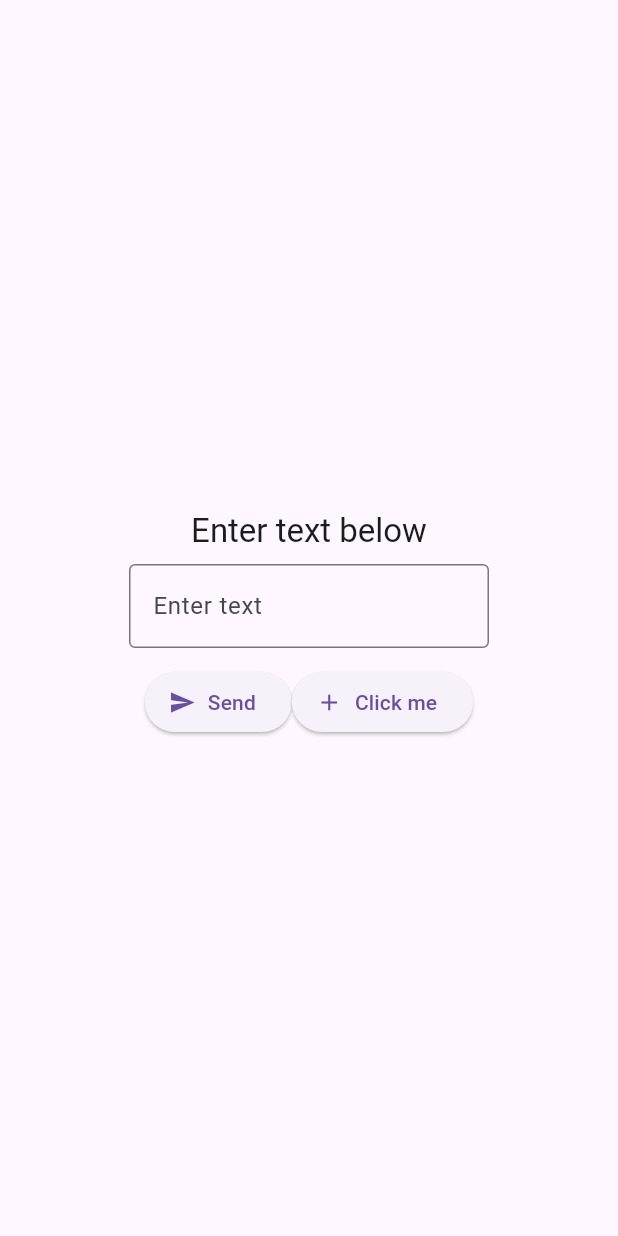
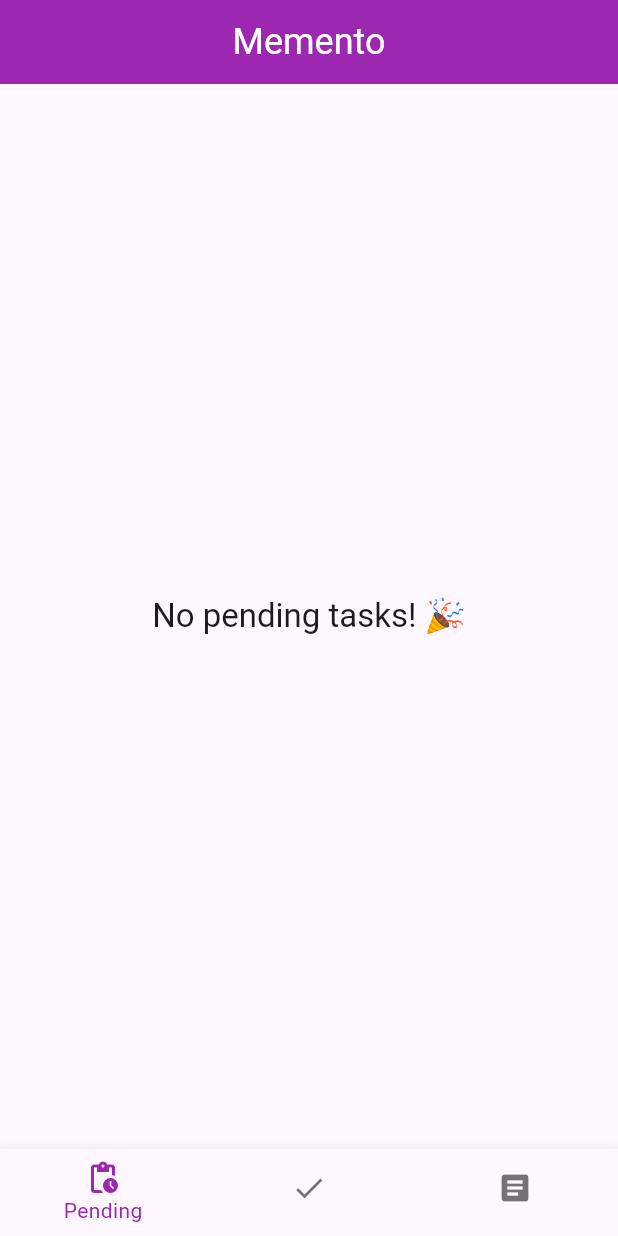
Before and after one commit to jfletcher20/Memento, a Flutter app: the screen it shows after launch, on a phone screen of 412 x 824 dp. Run offline on Flutter 3.47's test engine with Material 3 defaults, Android fonts, the phone set to English and light mode, and no system bars.

Commit message:
Implemeneted tab view navigation.

```diff
--- /dev/null
+++ b/Memento-flutter/memento/lib/data/d_theme_data.dart
@@ -0,0 +1,19 @@
+import 'package:flutter/material.dart';
+
+abstract class ThemeManager {
+  static ThemeData get themeData {
+    return ThemeData.light(useMaterial3: true).copyWith(
+      colorScheme: ColorScheme.fromSwatch(
+        primarySwatch: Colors.purple,
+        accentColor: Colors.orange,
+        brightness: Brightness.light,
+      ),
+      appBarTheme: const AppBarTheme(
+        backgroundColor: Colors.purple,
+        foregroundColor: Colors.white,
+        titleTextStyle: TextStyle(fontSize: 24),
+        centerTitle: true,
+      ),
+    );
+  }
+}
--- a/Memento-flutter/memento/lib/home_page.dart
+++ /dev/null
@@ -1,80 +0,0 @@
-import 'package:flutter/material.dart';
-import 'package:fluttertoast/fluttertoast.dart';
-import 'package:memento/second_page.dart';
-
-class Homepage extends StatefulWidget {
-  const Homepage({super.key});
-
-  @override
-  State<Homepage> createState() => _HomepageState();
-}
-
-class _HomepageState extends State<Homepage> {
-  final textController = TextEditingController();
-  int counter = 0;
-
-  @override
-  Widget build(BuildContext context) {
-    return Scaffold(
-      body: Center(
-        child: SingleChildScrollView(
-          child: Padding(
-            padding: const EdgeInsets.all(12.0),
-            child: Column(
-              children: [
-                Padding(
-                  padding: const EdgeInsets.all(8.0),
-                  child: Text("Enter text below", style: Theme.of(context).textTheme.titleLarge),
-                ),
-                SizedBox(
-                  width: 240,
-                  child: TextField(
-                    controller: textController,
-                    decoration: const InputDecoration(
-                      border: OutlineInputBorder(),
-                      labelText: "Enter text",
-                    ),
-                  ),
-                ),
-                Padding(
-                  padding: const EdgeInsets.only(top: 12.0),
-                  child: Wrap(children: [
-                    ElevatedButton.icon(
-                      icon: const Icon(Icons.send),
-                      label: const Text("Send"),
-                      onPressed: () {
-                        Navigator.push(
-                          context,
-                          MaterialPageRoute(
-                            builder: (context) => SecondPage(text: textController.text),
-                          ),
-                        );
-                      },
-                    ),
-                    ElevatedButton.icon(
-                      icon: const Icon(Icons.add),
-                      label: const Text("Click me"),
-                      onPressed: () {
-                        counter++;
-                        Fluttertoast.cancel();
-                        Fluttertoast.showToast(
-                          msg: "Button clicked $counter times",
-                          toastLength: Toast.LENGTH_SHORT,
-                          gravity: ToastGravity.BOTTOM,
-                          timeInSecForIosWeb: 1,
-                          backgroundColor: Colors.red,
-                          textColor: Colors.white,
-                          fontSize: 16.0,
-                        );
-                      },
-                    ),
-                  ]),
-                )
-              ],
-            ),
-          ),
-        ),
-      ),
-    );
-  }
-}
--- a/Memento-flutter/memento/lib/main.dart
+++ b/Memento-flutter/memento/lib/main.dart
@@ -1,5 +1,6 @@
 import 'package:flutter/material.dart';
-import 'package:memento/home_page.dart';
+import 'package:memento/data/d_theme_data.dart';
+import 'package:memento/presentation/home_page.dart';
 
 void main() {
   runApp(const MainApp());
@@ -10,9 +11,10 @@ class MainApp extends StatelessWidget {
 
   @override
   Widget build(BuildContext context) {
-    return const MaterialApp(
+    return MaterialApp(
       debugShowCheckedModeBanner: false,
-      home: Homepage(),
+      theme: ThemeManager.themeData,
+      home: const Homepage(),
     );
   }
 }
--- /dev/null
+++ b/Memento-flutter/memento/lib/presentation/home_page.dart
@@ -0,0 +1,50 @@
+import 'package:flutter/material.dart';
+import 'package:memento/presentation/tabs/s_completed_tasks.dart';
+import 'package:memento/presentation/tabs/s_news_screen.dart';
+import 'package:memento/presentation/tabs/s_pending_tasks.dart';
+
+class Homepage extends StatefulWidget {
+  const Homepage({super.key});
+
+  @override
+  State<Homepage> createState() => _HomepageState();
+}
+
+class _HomepageState extends State<Homepage> with SingleTickerProviderStateMixin {
+  late final TabController tabController;
+
+  @override
+  void initState() {
+    super.initState();
+    tabController = TabController(length: 3, vsync: this);
+  }
+
+  @override
+  Widget build(BuildContext context) {
+    return Scaffold(
+      // AppBar's style was adjusted in theme d_theme_data.dart
+      appBar: AppBar(title: const Text("Memento")),
+      body: TabBarView(
+        controller: tabController,
+        children: const [
+          PendingTasksScreen(),
+          CompletedTasksScreen(),
+          NewsScreen(),
+        ],
+      ),
+      bottomNavigationBar: BottomNavigationBar(
+        items: const [
+          BottomNavigationBarItem(icon: Icon(Icons.pending_actions), label: "Pending"),
+          BottomNavigationBarItem(icon: Icon(Icons.check), label: "Completed"),
+          BottomNavigationBarItem(icon: Icon(Icons.article), label: "News"),
+        ],
+        showSelectedLabels: true,
+        showUnselectedLabels: false,
+        // setState will call the build function, which will rebuild the BottomNavigationBar
+        // and display the selected tab change in the bottom navigation bar
+        onTap: (index) => setState(() => tabController.animateTo(index)),
+        currentIndex: tabController.index,
+      ),
+    );
+  }
+}
--- /dev/null
+++ b/Memento-flutter/memento/lib/presentation/tabs/s_pending_tasks.dart
@@ -0,0 +1,17 @@
+import 'package:flutter/material.dart';
+
+class PendingTasksScreen extends StatefulWidget {
+  const PendingTasksScreen({super.key});
+
+  @override
+  State<PendingTasksScreen> createState() => _PendingTasksScreenState();
+}
+
+class _PendingTasksScreenState extends State<PendingTasksScreen> {
+  @override
+  Widget build(BuildContext context) {
+    return Center(
+      child: Text("No pending tasks! 🎉", style: Theme.of(context).textTheme.titleLarge),
+    );
+  }
+}
--- a/Memento-flutter/memento/lib/second_page.dart
+++ /dev/null
@@ -1,19 +0,0 @@
-import 'package:flutter/material.dart';
-
-class SecondPage extends StatefulWidget {
-  final String text;
-  const SecondPage({required this.text, super.key});
-
-  @override
-  State<SecondPage> createState() => _SecondPageState();
-}
-
-class _SecondPageState extends State<SecondPage> {
-  @override
-  Widget build(BuildContext context) {
-    return Scaffold(
-      appBar: AppBar(title: const Text("Second page")),
-      body: Center(child: Text("Entered: ${widget.text}")),
-    );
-  }
-}
--- a/Memento-flutter/memento/pubspec.yaml
+++ b/Memento-flutter/memento/pubspec.yaml
@@ -9,7 +9,6 @@ environment:
 dependencies:
   flutter:
     sdk: flutter
-  fluttertoast: ^8.2.8
   sqflite: ^2.3.3+1
 
 dev_dependencies:
```
Also changed, not shown: Memento-flutter/memento/lib/presentation/tabs/s_completed_tasks.dart (added, +17 -0 lines), Memento-flutter/memento/lib/presentation/tabs/s_news_screen.dart (added, +17 -0 lines), Memento-flutter/memento/pubspec.lock.
